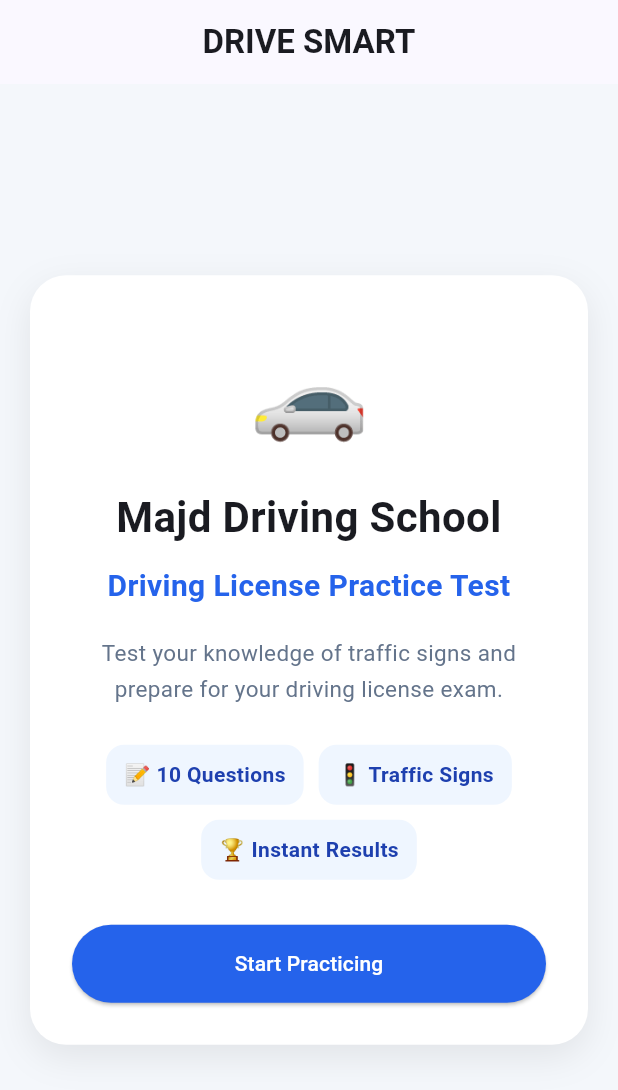
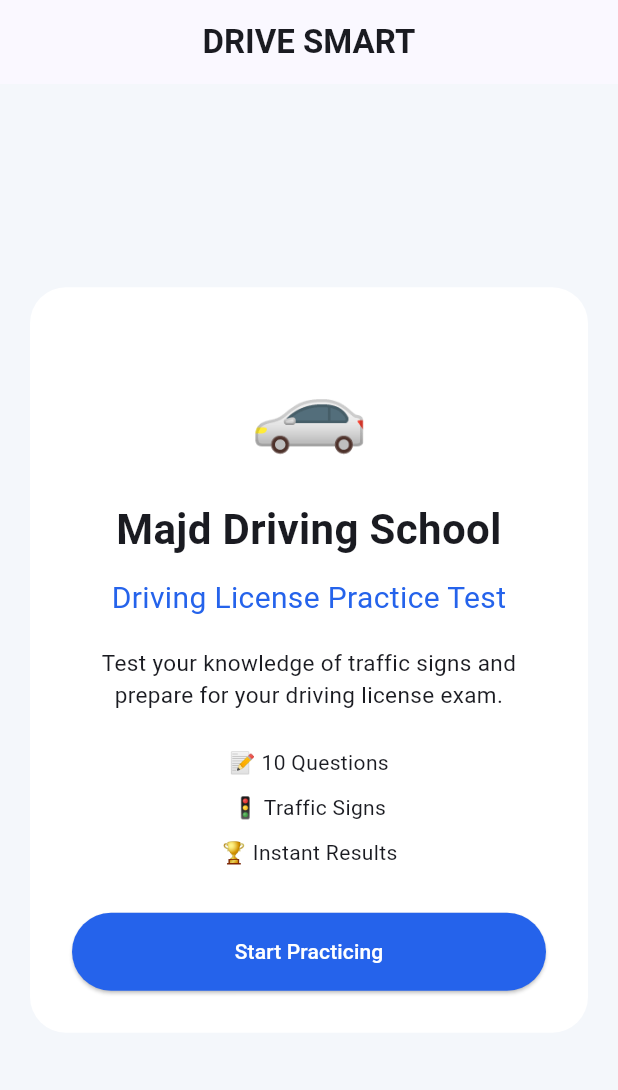
Before and after one commit to majdmouhamma1-rgb/driving-school_app, a Flutter app: the screen it shows after launch, on a phone screen of 412 x 824 dp. Shown: the top 1090 px of the screen. Run offline on Flutter 3.47's test engine with Material 3 defaults, Android fonts, the phone set to English and light mode, and no system bars; our stand-ins replace material_ui.

Commit message:
Simplify home screen layout

```diff
--- a/lib/screens/home_screen.dart
+++ b/lib/screens/home_screen.dart
@@ -12,25 +12,22 @@ class HomeScreen extends StatelessWidget {
       child: SingleChildScrollView(
         padding: const EdgeInsets.all(20),
         child: Container(
-          width: double.infinity,
-          constraints: const BoxConstraints(maxWidth: 450),
+          width: 450,
           padding: const EdgeInsets.all(28),
           decoration: BoxDecoration(
             color: Colors.white,
             borderRadius: BorderRadius.circular(24),
-            boxShadow: [
-              BoxShadow(
-                color: Colors.black.withValues(alpha: 0.08),
-                blurRadius: 20,
-                offset: const Offset(0, 8),
-              ),
-            ],
           ),
           child: Column(
             mainAxisSize: MainAxisSize.min,
             children: [
-              const Text('🚗', style: TextStyle(fontSize: 65)),
+              const Text(
+                '🚗',
+                style: TextStyle(fontSize: 65),
+              ),
+
               const SizedBox(height: 20),
+
               const Text(
                 'Majd Driving School',
                 textAlign: TextAlign.center,
@@ -39,39 +36,37 @@ class HomeScreen extends StatelessWidget {
                   fontWeight: FontWeight.bold,
                 ),
               ),
+
               const SizedBox(height: 12),
+
               const Text(
                 'Driving License Practice Test',
                 textAlign: TextAlign.center,
                 style: TextStyle(
                   fontSize: 20,
                   color: Color(0xFF2563EB),
-                  fontWeight: FontWeight.w600,
                 ),
               ),
+
               const SizedBox(height: 18),
+
               const Text(
                 'Test your knowledge of traffic signs and '
                 'prepare for your driving license exam.',
                 textAlign: TextAlign.center,
-                style: TextStyle(
-                  fontSize: 15,
-                  height: 1.6,
-                  color: Color(0xFF64748B),
-                ),
+                style: TextStyle(fontSize: 15),
               ),
+
               const SizedBox(height: 25),
-              Wrap(
-                alignment: WrapAlignment.center,
-                spacing: 10,
-                runSpacing: 10,
-                children: [
-                  infoBadge('📝 10 Questions'),
-                  infoBadge('🚦 Traffic Signs'),
-                  infoBadge('🏆 Instant Results'),
-                ],
-              ),
+
+              const Text('📝 10 Questions'),
+              const SizedBox(height: 10),
+              const Text('🚦 Traffic Signs'),
+              const SizedBox(height: 10),
+              const Text('🏆 Instant Results'),
+
               const SizedBox(height: 30),
+
               SizedBox(
                 width: double.infinity,
                 child: ElevatedButton(
@@ -85,24 +80,4 @@ class HomeScreen extends StatelessWidget {
       ),
     );
   }
-
-  Widget infoBadge(String text) {
-    return Container(
-      padding: const EdgeInsets.symmetric(
-        horizontal: 12,
-        vertical: 10,
-      ),
-      decoration: BoxDecoration(
-        color: const Color(0xFFEFF6FF),
-        borderRadius: BorderRadius.circular(12),
-      ),
-      child: Text(
-        text,
-        style: const TextStyle(
-          color: Color(0xFF1E40AF),
-          fontWeight: FontWeight.w600,
-        ),
-      ),
-    );
-  }
 }
```
